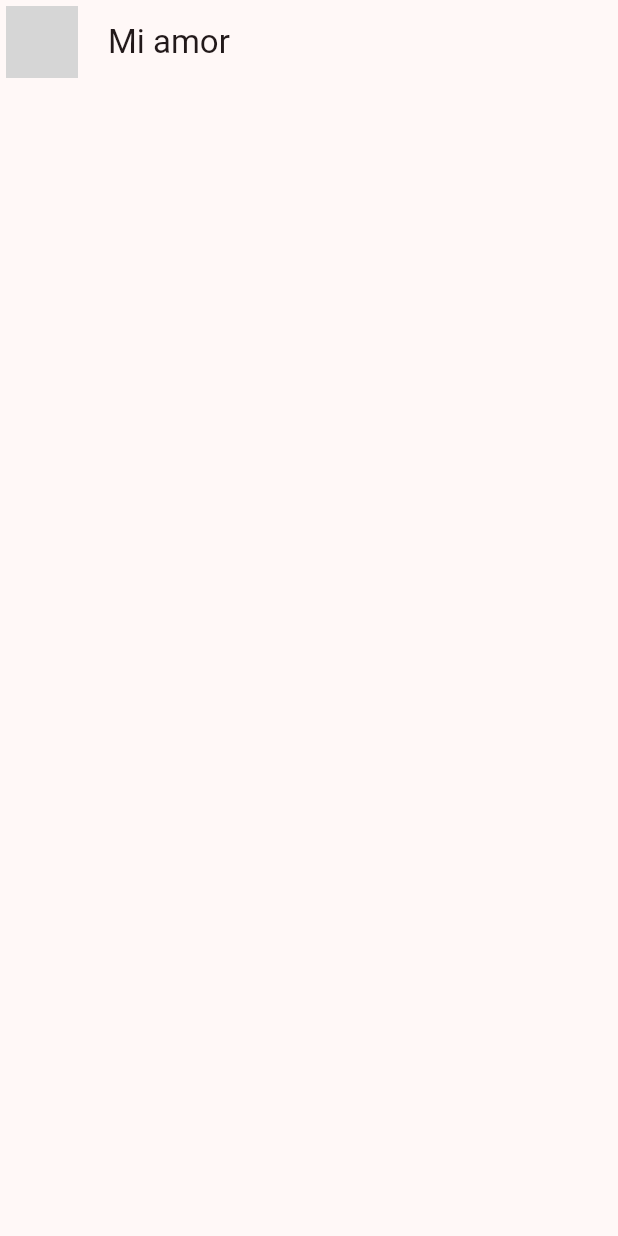
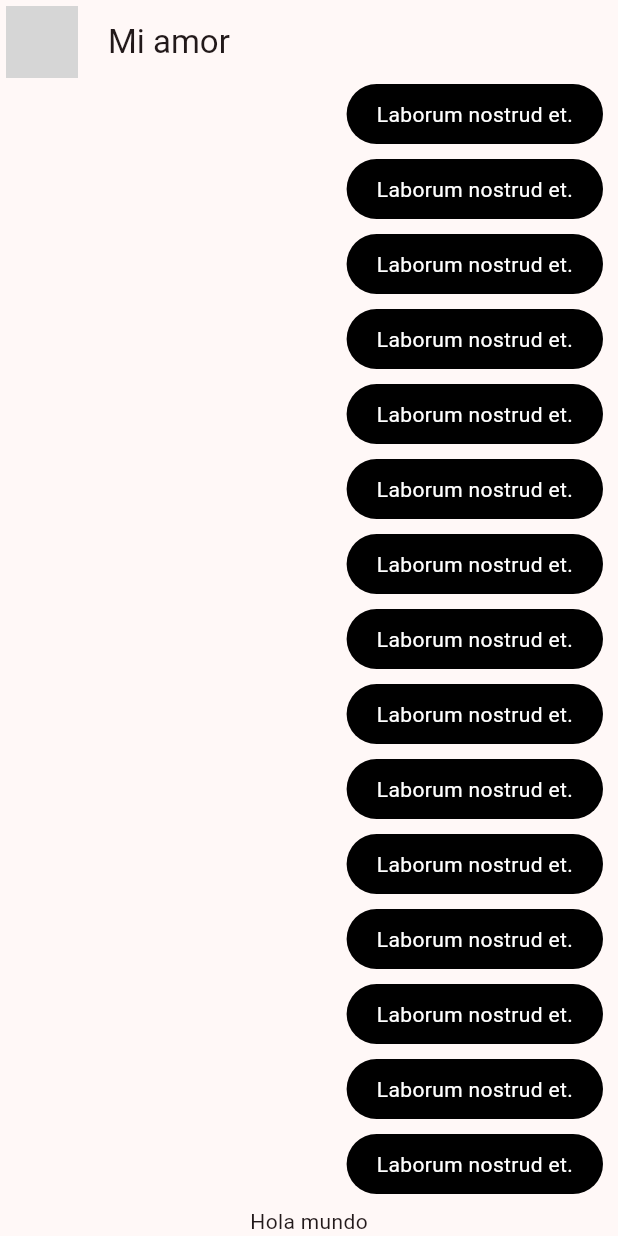
Before and after one commit to FelizpehDev/YesNoApp, a Flutter app: the screen it shows after launch, on a phone screen of 412 x 824 dp. Run offline on Flutter 3.47's test engine with Material 3 defaults, Android fonts, the phone set to English and light mode, and no system bars; network calls fail; grey boxes are pictures that could not be loaded.

Commit message:
se agrega nuevo screen y se crea nuevo widget messageBuble

```diff
--- a/lib/main.dart
+++ b/lib/main.dart
@@ -1,6 +1,6 @@
 import 'package:flutter/material.dart';
 import 'package:yes_no_app/config/theme/app_theme.dart';
-import 'package:yes_no_app/presentation/chat/chat_screen.dart';
+import 'package:yes_no_app/presentation/screens/chat/chat_screen.dart';
 
 void main() => runApp(const MyApp());
 
--- a/lib/presentation/chat/chat_screen.dart
+++ /dev/null
@@ -1,21 +0,0 @@
-import 'package:flutter/material.dart';
-
-class ChatScreen extends StatelessWidget {
-  const ChatScreen({super.key});
-
-  @override
-  Widget build(BuildContext context) {
-    return Scaffold(
-      appBar: AppBar(
-        leading: const Padding(
-          padding: EdgeInsets.all(4.0),
-          child: CircleAvatar(
-            backgroundImage: NetworkImage(
-                'https://pbs.twimg.com/profile_images/707640504306016256/YcoKdF59_400x400.jpg'),
-          ),
-        ),
-        title: const Text('Mi amor'),
-      ),
-    );
-  }
-}
--- /dev/null
+++ b/lib/presentation/screens/chat/chat_screen.dart
@@ -0,0 +1,46 @@
+import 'package:flutter/material.dart';
+import 'package:yes_no_app/presentation/widget/chat/my_message_bubble.dart';
+
+class ChatScreen extends StatelessWidget {
+  const ChatScreen({super.key});
+
+  @override
+  Widget build(BuildContext context) {
+    return Scaffold(
+      appBar: AppBar(
+        leading: const Padding(
+          padding: EdgeInsets.all(4.0),
+          child: CircleAvatar(
+            backgroundImage: NetworkImage(
+                'https://pbs.twimg.com/profile_images/707640504306016256/YcoKdF59_400x400.jpg'),
+          ),
+        ),
+        title: const Text('Mi amor'),
+      ),
+      body: _ChatView(),
+    );
+  }
+}
+
+class _ChatView extends StatelessWidget {
+  @override
+  Widget build(BuildContext context) {
+    return SafeArea(
+      child: Padding(
+        padding: const EdgeInsets.symmetric(horizontal: 10),
+        child: Column(
+          children: [
+            Expanded(
+              child: ListView.builder(
+                  itemCount: 100,
+                  itemBuilder: (context, index) {
+                    return const MyMessageBubble();
+                  }),
+            ),
+            const Text('Hola mundo')
+          ],
+        ),
+      ),
+    );
+  }
+}
--- /dev/null
+++ b/lib/presentation/widget/chat/my_message_bubble.dart
@@ -0,0 +1,26 @@
+import 'package:flutter/material.dart';
+
+class MyMessageBubble extends StatelessWidget {
+  const MyMessageBubble({super.key});
+
+  @override
+  Widget build(BuildContext context) {
+    return Column(
+      crossAxisAlignment: CrossAxisAlignment.end,
+      children: [
+        Container(
+          decoration: BoxDecoration(
+              color: Colors.black, borderRadius: BorderRadius.circular(20)),
+          child: const Padding(
+            padding: EdgeInsets.symmetric(horizontal: 20, vertical: 10),
+            child: Text(
+              'Laborum nostrud et.',
+              style: TextStyle(color: Colors.white),
+            ),
+          ),
+        ),
+        const SizedBox(height: 10)
+      ],
+    );
+  }
+}
```
